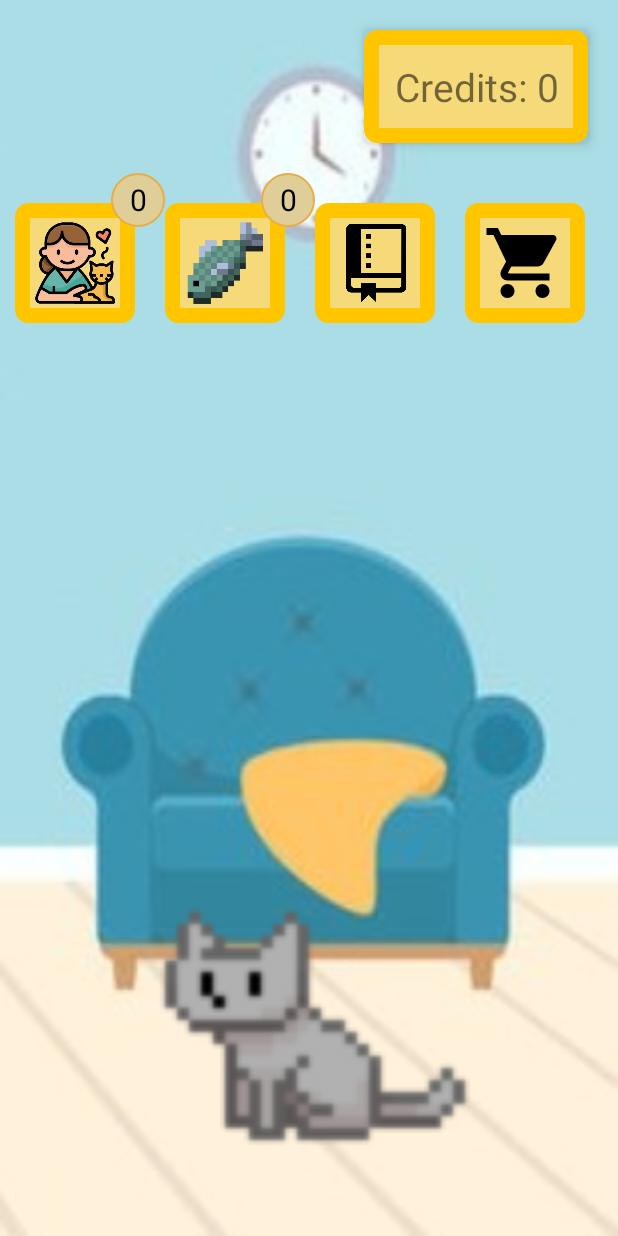
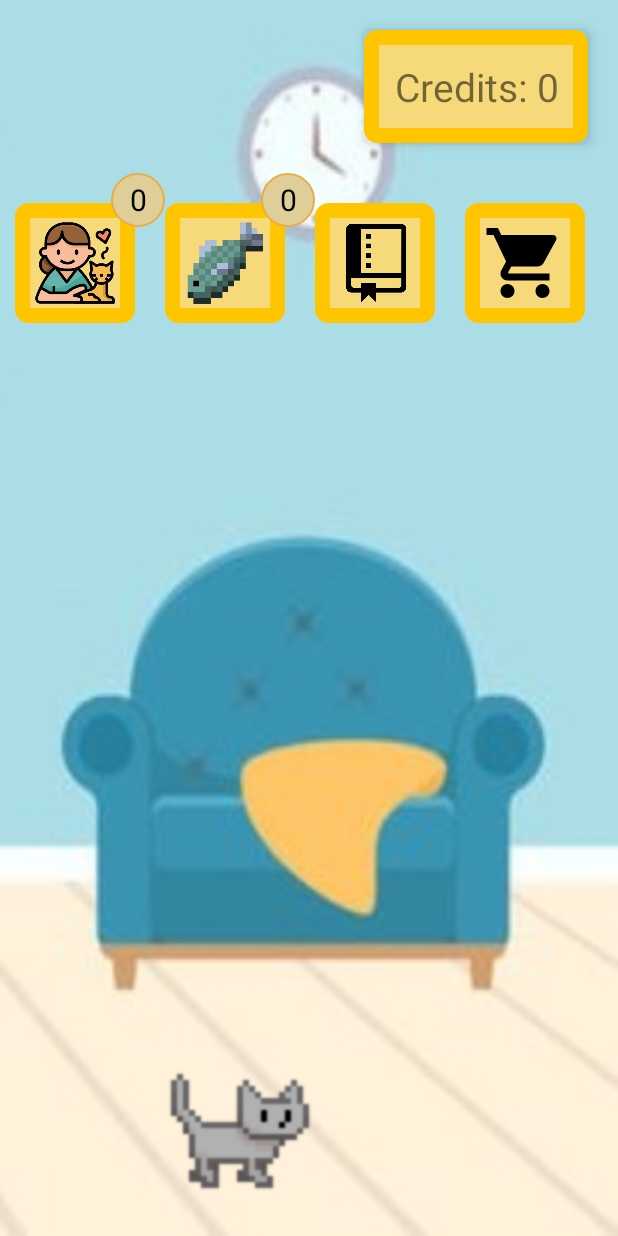
Before and after one commit to jyorien/GitCat, an Android app: the GameActivity screen opened directly, with no data from a screen before it, on a phone screen of 412 x 824 dp. Run offline under Robolectric (Android 15) with nearby library versions, the phone set to English and light mode, and no system bars; our stand-ins replace Firebase (no records; nobody signed in at launch, a user with empty details on screens opened directly), data binding; pictures from the network do not load.

Commit message:
Cat moving around

```diff
--- a/app/src/main/java/com/example/gitcat/GameActivity.kt
+++ b/app/src/main/java/com/example/gitcat/GameActivity.kt
@@ -1,44 +1,70 @@
 package com.example.gitcat
 
+import android.animation.ValueAnimator
 import android.content.Intent
 import android.graphics.drawable.AnimationDrawable
 import android.media.MediaPlayer
+import android.os.Build
 import androidx.appcompat.app.AppCompatActivity
 import android.os.Bundle
 import android.os.Handler
 import android.os.Looper
-import android.util.Log
 import android.view.View
+import android.view.animation.LinearInterpolator
+import androidx.annotation.RequiresApi
+import androidx.core.animation.doOnCancel
+import androidx.core.animation.doOnEnd
 import androidx.databinding.DataBindingUtil
 import androidx.lifecycle.ViewModelProvider
 import com.bumptech.glide.Glide
 import com.example.gitcat.databinding.ActivityGameBinding
 import com.google.android.material.snackbar.Snackbar
 
+
 class GameActivity : AppCompatActivity() {
     private lateinit var binding: ActivityGameBinding
     private lateinit var viewModel: FirebaseViewModel
-    var internalPatCount = 0
-    var internalFoodCount = 0
+
+    private var direction: Direction = Direction.RIGHT
+    private var position: Int = 0
+    private var cancel: (() -> Unit) = {}
+
     override fun onCreate(savedInstanceState: Bundle?) {
         super.onCreate(savedInstanceState)
         supportActionBar?.hide()
         viewModel = ViewModelProvider(this).get(FirebaseViewModel::class.java)
         binding = DataBindingUtil.setContentView(this, R.layout.activity_game)
+
         binding.pat.setOnClickListener {
-            if (internalPatCount == 0) {
-                Snackbar.make(binding.root, "You have no more pats! Make more commits to buy some.", Snackbar.LENGTH_SHORT).show()
+            if (viewModel.pats.value == 0) {
+                Snackbar.make(
+                    binding.root,
+                    "You have no more pats! Make more commits to buy some.",
+                    Snackbar.LENGTH_SHORT
+                ).show()
                 return@setOnClickListener
             }
-            decrementCount(PATS, 1)
-            playHappyPatCat() }
+
+            cancel()
+            decrementCount(PATS)
+            startSatisfiedCatAnimation()
+        }
+
         binding.catFood.setOnClickListener {
-            if (internalFoodCount == 0) {
-                Snackbar.make(binding.root, "You have no more food! Make more commits to buy some.", Snackbar.LENGTH_SHORT).show()
+            if (viewModel.food.value == 0) {
+                Snackbar.make(
+                    binding.root,
+                    "You have no more food! Make more commits to buy some.",
+                    Snackbar.LENGTH_SHORT
+                ).show()
                 return@setOnClickListener
             }
-            decrementCount(FOOD, 1)
-            playHappyFedCat() }
+
+            cancel()
+            decrementCount(FOOD)
+            startSatisfiedCatAnimation()
+        }
+
         binding.btnRepo.setOnClickListener { goToRepoScreen() }
         binding.btnShop.setOnClickListener { goToShopScreen() }
 
@@ -46,62 +72,104 @@ class GameActivity : AppCompatActivity() {
         Glide.with(this)
             .load(R.drawable.heart_anim)
             .into(binding.heartPlaceholder)
-        startSittingAnimation()
 
+        animateCatWalk()
     }
-    private fun decrementCount(field: String, quantity: Int) {
 
-        viewModel.decreaseField(field,quantity)
+    private fun decrementCount(field: String) {
+        viewModel.decreaseField(field, 1)
     }
+
     private fun subscribeToValues() {
         viewModel.credits.observe(this) {
-            val txt = "Credits: $it"
-            binding.totalCredits.text = txt
+            binding.totalCredits.text = "Credits: $it"
         }
 
         viewModel.food.observe(this) {
-            internalFoodCount = it
             binding.foodCount.text = it.toString()
         }
 
         viewModel.pats.observe(this) {
-            internalPatCount = it
             binding.patCounts.text = it.toString()
         }
-
-
     }
 
-    private fun startSittingAnimation() {
-        binding.catSprite.setImageResource(R.drawable.cat_sit)
-        val catAnimation = binding.catSprite.drawable as AnimationDrawable
-        catAnimation.start()
+    private fun animateCatWalk() {
+        var cancelled = false
+
+        binding.catSprite.setImageResource(R.drawable.cat_walk)
+        binding.catSprite.rotationY = when (direction) {
+            Direction.LEFT -> 0f
+            Direction.RIGHT -> 180f
+        }
+        val catWalkAnimation = binding.catSprite.drawable as AnimationDrawable
+        catWalkAnimation.start()
+
+        val distance =
+            windowManager.currentWindowMetrics.bounds.width() - binding.catSprite.layoutParams.width
+        val animation = when (direction) {
+            Direction.LEFT -> ValueAnimator.ofInt(position, 0)
+            Direction.RIGHT -> ValueAnimator.ofInt(position, distance)
+        }
+
+        cancel = {
+            animation.cancel()
+            cancelled = true
+        }
+
+        animation.duration = 8000
+        animation.interpolator = LinearInterpolator()
+        animation.addUpdateListener { v ->
+            run {
+                val value = v.animatedValue as Int
+                position = value
+                binding.catSprite.translationX = value.toFloat()
+                binding.catSprite.requestLayout()
+            }
+        }
+        animation.start()
+        animation.doOnCancel {
+            cancel = {}
+            cancelled = true
+        }
+        animation.doOnEnd {
+            if (cancelled) return@doOnEnd
+            direction = when (direction) {
+                Direction.LEFT -> Direction.RIGHT
+                Direction.RIGHT -> Direction.LEFT
+            }
+
+            animateCatWalk()
+        }
     }
 
-    private fun startHappyMoveAnimation() {
-        binding.catSprite.setImageResource(R.drawable.happy_move)
-        val catAnimation = binding.catSprite.drawable as AnimationDrawable
-        catAnimation.start()
-    }
+    private fun startSatisfiedCatAnimation() {
+        // Cat Sit
+        binding.catSprite.setImageResource(R.drawable.cat_sit)
+        val catSitAnimation = binding.catSprite.drawable as AnimationDrawable
+        catSitAnimation.start()
 
-    private fun playHappyFedCat() {
-        startHappyMoveAnimation()
-        binding.heartPlaceholder.visibility = View.VISIBLE
+        // Cat Meow
         val mediaPlayer = MediaPlayer.create(this, R.raw.happy_cat)
         mediaPlayer.start()
+
+        // Show Heart Icon
+        binding.heartPlaceholder.visibility = View.VISIBLE
+
         Handler(Looper.getMainLooper()).postDelayed({
-            startSittingAnimation()
+            // Hide Heart Icon
             binding.heartPlaceholder.visibility = View.GONE
-        },1000)
-    }
 
-    private fun playHappyPatCat() {
-        val mediaPlayer = MediaPlayer.create(this, R.raw.happy_cat)
-        mediaPlayer.start()
-        binding.heartPlaceholder.visibility = View.VISIBLE
-        Handler(Looper.getMainLooper()).postDelayed({
-            binding.heartPlaceholder.visibility = View.GONE
-        },1000)
+            // Cat Wag Tail
+            binding.catSprite.setImageResource(R.drawable.cat_wagtail)
+            val catWagTailAnimation = binding.catSprite.drawable as AnimationDrawable
+            catWagTailAnimation.start()
+
+            Handler(Looper.getMainLooper()).postDelayed({
+                // Cat Walk
+                animateCatWalk()
+            }, 1500)
+        }, 1000)
     }
 
     private fun goToRepoScreen() {
@@ -115,6 +183,9 @@ class GameActivity : AppCompatActivity() {
             startActivity(it)
         }
     }
+}
 
-
+enum class Direction {
+    LEFT,
+    RIGHT
 }
--- a/app/src/main/res/drawable/cat_sit.xml
+++ b/app/src/main/res/drawable/cat_sit.xml
@@ -1,7 +1,6 @@
 <?xml version="1.0" encoding="utf-8"?>
 <animation-list xmlns:android="http://schemas.android.com/apk/res/android">
-    <item android:drawable="@drawable/grey0" android:duration="100"/>
-    <item android:drawable="@drawable/grey1" android:duration="100"/>
-    <item android:drawable="@drawable/grey2" android:duration="100"/>
-    <item android:drawable="@drawable/grey3" android:duration="100"/>
+    <item android:drawable="@drawable/cat_sit_1" android:duration="500"/>
+    <item android:drawable="@drawable/cat_sit_2" android:duration="300"/>
+    <item android:drawable="@drawable/cat_sit_3" android:duration="300"/>
 </animation-list>
--- /dev/null
+++ b/app/src/main/res/drawable/cat_wagtail.xml
@@ -0,0 +1,7 @@
+<?xml version="1.0" encoding="utf-8"?>
+<animation-list xmlns:android="http://schemas.android.com/apk/res/android">
+    <item android:drawable="@drawable/cat_wagtail_1" android:duration="100"/>
+    <item android:drawable="@drawable/cat_wagtail_2" android:duration="100"/>
+    <item android:drawable="@drawable/cat_wagtail_3" android:duration="100"/>
+    <item android:drawable="@drawable/cat_wagtail_4" android:duration="100"/>
+</animation-list>
--- /dev/null
+++ b/app/src/main/res/drawable/cat_walk.xml
@@ -0,0 +1,8 @@
+<?xml version="1.0" encoding="utf-8"?>
+<animation-list xmlns:android="http://schemas.android.com/apk/res/android">
+    <item android:drawable="@drawable/cat_walk_1" android:duration="100"/>
+    <item android:drawable="@drawable/cat_walk_2" android:duration="100"/>
+    <item android:drawable="@drawable/cat_walk_3" android:duration="100"/>
+    <item android:drawable="@drawable/cat_walk_4" android:duration="100"/>
+    <item android:drawable="@drawable/cat_walk_5" android:duration="100"/>
+</animation-list>
--- a/app/src/main/res/drawable/happy_move.xml
+++ /dev/null
@@ -1,6 +0,0 @@
-<?xml version="1.0" encoding="utf-8"?>
-<animation-list xmlns:android="http://schemas.android.com/apk/res/android">
-    <item android:drawable="@drawable/move0" android:duration="500"/>
-    <item android:drawable="@drawable/move1" android:duration="300"/>
-    <item android:drawable="@drawable/move2" android:duration="300"/>
-</animation-list>
--- a/app/src/main/res/layout/activity_game.xml
+++ b/app/src/main/res/layout/activity_game.xml
@@ -8,6 +8,7 @@
     </data>
 
     <FrameLayout
+        android:id="@+id/frame"
         android:layout_width="match_parent"
         android:layout_height="match_parent"
         tools:context=".GameActivity">
@@ -27,10 +28,10 @@
 
         <ImageView
             android:id="@+id/cat_sprite"
-            android:layout_width="256dp"
-            android:layout_height="256dp"
-            android:layout_gravity="center_horizontal|bottom"
-            android:src="@drawable/grey0" />
+            android:layout_width="128dp"
+            android:layout_height="128dp"
+            android:layout_gravity="bottom"
+            android:src="@drawable/cat_wagtail_1" />
 
         <LinearLayout
             android:layout_width="match_parent"
```
Also changed, not shown: app/src/main/res/drawable/cat_sit_1.png (renamed from app/src/main/res/drawable/move0.png), app/src/main/res/drawable/cat_sit_2.png (renamed from app/src/main/res/drawable/move1.png), app/src/main/res/drawable/cat_sit_3.png (renamed from app/src/main/res/drawable/move2.png), app/src/main/res/drawable/cat_wagtail_1.png (renamed from app/src/main/res/drawable/grey0.png), app/src/main/res/drawable/cat_wagtail_2.png (renamed from app/src/main/res/drawable/grey1.png), app/src/main/res/drawable/cat_wagtail_3.png (renamed from app/src/main/res/drawable/grey2.png), app/src/main/res/drawable/cat_wagtail_4.png (renamed from app/src/main/res/drawable/grey3.png), app/src/main/res/drawable/cat_walk_1.png (added), app/src/main/res/drawable/cat_walk_2.png (added), app/src/main/res/drawable/cat_walk_3.png (added), app/src/main/res/drawable/cat_walk_4.png (added), app/src/main/res/drawable/cat_walk_5.png (added).
